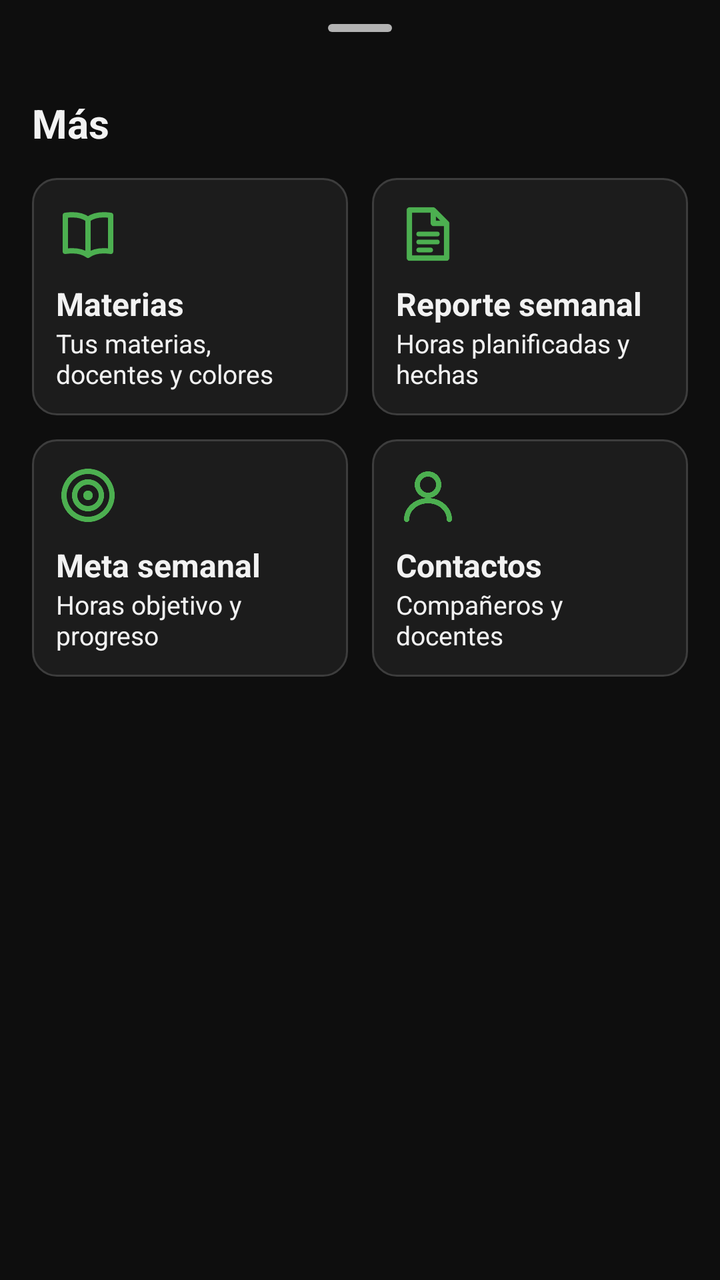
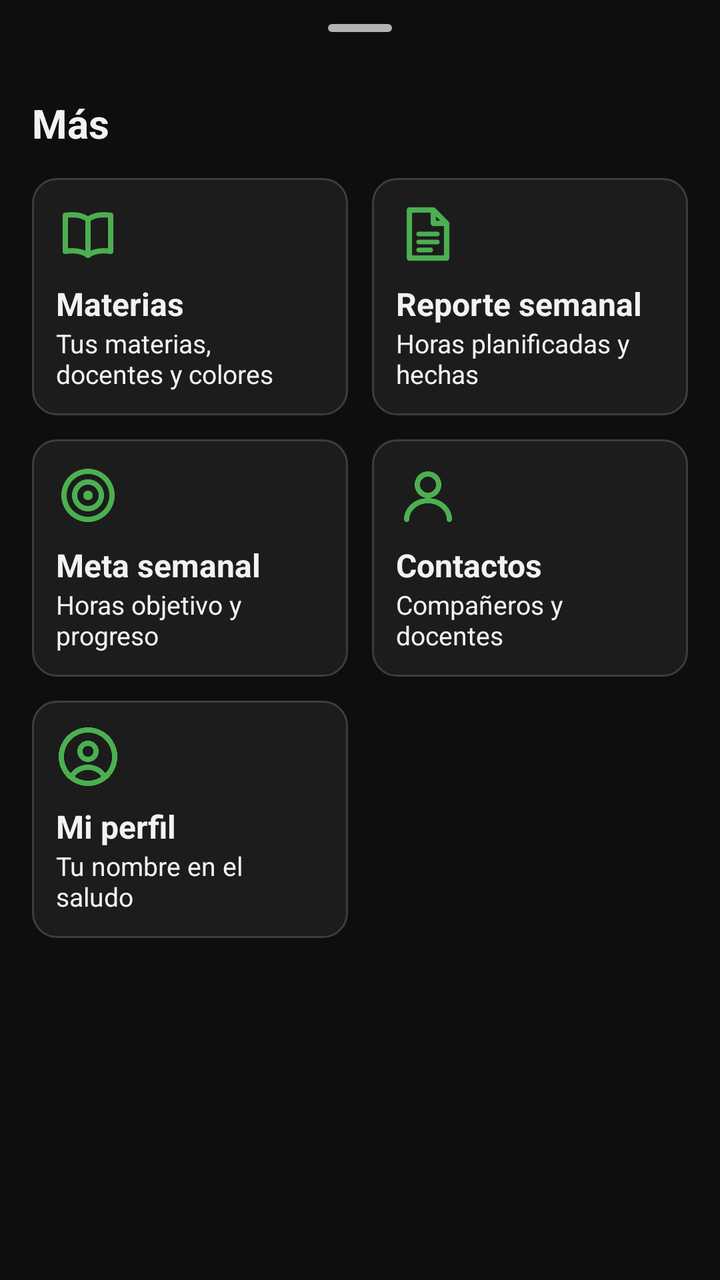

The first picture is an Android layout as it rendered before a commit; the second is the same layout after the commit. The layout source and the unified diff follow.
<!-- AndroidManifest.xml: application theme Theme.AgendaPersonal -->
<!-- res/layout/panel_mas.xml -->
<?xml version="1.0" encoding="utf-8"?>
<LinearLayout xmlns:android="http://schemas.android.com/apk/res/android"
    android:layout_width="match_parent"
    android:layout_height="wrap_content"
    android:orientation="vertical"
    android:paddingHorizontal="10dp"
    android:paddingBottom="16dp">

    
    <com.google.android.material.bottomsheet.BottomSheetDragHandleView
        android:layout_width="match_parent"
        android:layout_height="wrap_content" />

    
    <TextView
        android:layout_width="wrap_content"
        android:layout_height="wrap_content"
        android:layout_marginHorizontal="6dp"
        android:layout_marginBottom="8dp"
        android:text="@string/menu_mas"
        android:textSize="20sp"
        android:textStyle="bold" />

    
    <LinearLayout
        android:layout_width="match_parent"
        android:layout_height="wrap_content"
        android:orientation="horizontal">

        <LinearLayout
            android:id="@+id/tarjetaMaterias"
            style="@style/TarjetaMas">

            <ImageView
                style="@style/TarjetaMasIcono"
                android:src="@drawable/ic_libro" />

            <TextView
                style="@style/TarjetaMasNombre"
                android:text="@string/menu_materias" />

            <TextView
                style="@style/TarjetaMasDescripcion"
                android:text="@string/descripcion_materias" />
        </LinearLayout>

        <LinearLayout
            android:id="@+id/tarjetaReporte"
            style="@style/TarjetaMas">

            <ImageView
                style="@style/TarjetaMasIcono"
                android:src="@drawable/ic_documento" />

            <TextView
                style="@style/TarjetaMasNombre"
                android:text="@string/menu_reporte" />

            <TextView
                style="@style/TarjetaMasDescripcion"
                android:text="@string/descripcion_reporte" />
        </LinearLayout>
    </LinearLayout>

    
    <LinearLayout
        android:layout_width="match_parent"
        android:layout_height="wrap_content"
        android:orientation="horizontal">

        <LinearLayout
            android:id="@+id/tarjetaMeta"
            style="@style/TarjetaMas">

            <ImageView
                style="@style/TarjetaMasIcono"
                android:src="@drawable/ic_diana" />

            <TextView
                style="@style/TarjetaMasNombre"
                android:text="@string/menu_meta" />

            <TextView
                style="@style/TarjetaMasDescripcion"
                android:text="@string/descripcion_meta" />
        </LinearLayout>

        <LinearLayout
            android:id="@+id/tarjetaContactos"
            style="@style/TarjetaMas">

            <ImageView
                style="@style/TarjetaMasIcono"
                android:src="@drawable/ic_persona" />

            <TextView
                style="@style/TarjetaMasNombre"
                android:text="@string/menu_contactos" />

            <TextView
                style="@style/TarjetaMasDescripcion"
                android:text="@string/descripcion_contactos" />
        </LinearLayout>
    </LinearLayout>
</LinearLayout>
<!-- resources referenced by this layout -->
<resources>
  <!-- drawable ic_persona (drawable) -->
  <?xml version="1.0" encoding="utf-8"?>
  <vector xmlns:android="http://schemas.android.com/apk/res/android"
      android:width="20dp"
      android:height="20dp"
      android:viewportWidth="24"
      android:viewportHeight="24">
  
      
      <path
          android:pathData="M8,8 a4,4 0 1,0 8,0 a4,4 0 1,0 -8,0"
          android:strokeWidth="2"
          android:strokeColor="@color/verde" />
      
      <path
          android:pathData="M4,21 a8,7 0 0,1 16,0"
          android:strokeLineCap="round"
          android:strokeWidth="2"
          android:strokeColor="@color/verde" />
  </vector>
  <string name="descripcion_contactos">Compañeros y docentes</string>
  <string name="descripcion_materias">Tus materias, docentes y colores</string>
  <string name="descripcion_meta">Horas objetivo y progreso</string>
  <string name="descripcion_reporte">Horas planificadas y hechas</string>
  <string name="menu_contactos">Contactos</string>
  <string name="menu_mas">Más</string>
  <string name="menu_materias">Materias</string>
  <string name="menu_meta">Meta semanal</string>
  <string name="menu_reporte">Reporte semanal</string>
  <style name="TarjetaMasDescripcion">
          <item name="android:layout_width">match_parent</item>
          <item name="android:layout_height">wrap_content</item>
          <item name="android:maxLines">2</item>
          <item name="android:textSize">13sp</item>
      </style>
  <style name="TarjetaMasIcono">
          <item name="android:layout_width">32dp</item>
          <item name="android:layout_height">32dp</item>
          <item name="android:layout_marginBottom">8dp</item>
          <item name="android:importantForAccessibility">no</item>
      </style>
  <style name="TarjetaMasNombre">
          <item name="android:layout_width">match_parent</item>
          <item name="android:layout_height">wrap_content</item>
          <item name="android:textSize">16sp</item>
          <item name="android:textStyle">bold</item>
      </style>
  <style name="Theme.AgendaPersonal" parent="Base.Theme.AgendaPersonal" />
  <color name="verde">#FF4CAF50</color>
  <!-- drawable fondo_tarjeta (drawable) -->
  <?xml version="1.0" encoding="utf-8"?>
  <shape xmlns:android="http://schemas.android.com/apk/res/android"
      android:shape="rectangle">
      <corners android:radius="12dp" />
      <solid android:color="@color/tarjeta" />
      <stroke
          android:width="1dp"
          android:color="@color/borde" />
  </shape>
  <color name="tarjeta">#FF1C1C1C</color>
  <color name="borde">#FF3D3D3D</color>
  <color name="texto_sobre_verde">#FF0E0E0E</color>
  <color name="verde_oscuro">#FF2E7D32</color>
  <color name="texto">#FFF2F2F2</color>
  <color name="fondo">#FF0E0E0E</color>
  <color name="texto_secundario">#FFB3B3B3</color>
  <color name="tarjeta_alta">#FF262626</color>
  <color name="texto_pista">#FF808080</color>
  <!-- unchanged entries left out for length: 5 -->
</resources>

<!-- the commit's change to res/layout/panel_mas.xml (unified diff, before → after) -->
@@ -102,4 +102,34 @@
                 android:text="@string/descripcion_contactos" />
         </LinearLayout>
     </LinearLayout>
+
+    
+    <LinearLayout
+        android:layout_width="match_parent"
+        android:layout_height="wrap_content"
+        android:orientation="horizontal">
+
+        <LinearLayout
+            android:id="@+id/tarjetaPerfil"
+            style="@style/TarjetaMas">
+
+            <ImageView
+                style="@style/TarjetaMasIcono"
+                android:src="@drawable/ic_perfil" />
+
+            <TextView
+                style="@style/TarjetaMasNombre"
+                android:text="@string/menu_perfil" />
+
+            <TextView
+                style="@style/TarjetaMasDescripcion"
+                android:text="@string/descripcion_perfil" />
+        </LinearLayout>
+
+        <View
+            android:layout_width="0dp"
+            android:layout_height="0dp"
+            android:layout_margin="6dp"
+            android:layout_weight="1" />
+    </LinearLayout>
 </LinearLayout>
<!-- resource entries referenced after the edit -->
@@ -1,5 +1,30 @@
 <!-- resources referenced by this layout -->
 <resources>
+  <!-- drawable ic_perfil (drawable) -->
+  <?xml version="1.0" encoding="utf-8"?>
+  <vector xmlns:android="http://schemas.android.com/apk/res/android"
+      android:width="20dp"
+      android:height="20dp"
+      android:viewportWidth="24"
+      android:viewportHeight="24">
+  
+      
+      <path
+          android:pathData="M2,12 a10,10 0 1,0 20,0 a10,10 0 1,0 -20,0"
+          android:strokeWidth="2"
+          android:strokeColor="@color/verde" />
+      
+      <path
+          android:pathData="M9,10 a3,3 0 1,0 6,0 a3,3 0 1,0 -6,0"
+          android:strokeWidth="2"
+          android:strokeColor="@color/verde" />
+      
+      <path
+          android:pathData="M6.2,19 a6.5,5.5 0 0,1 11.6,0"
+          android:strokeLineCap="round"
+          android:strokeWidth="2"
+          android:strokeColor="@color/verde" />
+  </vector>
   <!-- drawable ic_persona (drawable) -->
   <?xml version="1.0" encoding="utf-8"?>
   <vector xmlns:android="http://schemas.android.com/apk/res/android"
@@ -23,11 +48,13 @@
   <string name="descripcion_contactos">Compañeros y docentes</string>
   <string name="descripcion_materias">Tus materias, docentes y colores</string>
   <string name="descripcion_meta">Horas objetivo y progreso</string>
+  <string name="descripcion_perfil">Tu nombre en el saludo</string>
   <string name="descripcion_reporte">Horas planificadas y hechas</string>
   <string name="menu_contactos">Contactos</string>
   <string name="menu_mas">Más</string>
   <string name="menu_materias">Materias</string>
   <string name="menu_meta">Meta semanal</string>
+  <string name="menu_perfil">Mi perfil</string>
   <string name="menu_reporte">Reporte semanal</string>
   <style name="TarjetaMasDescripcion">
           <item name="android:layout_width">match_parent</item>
